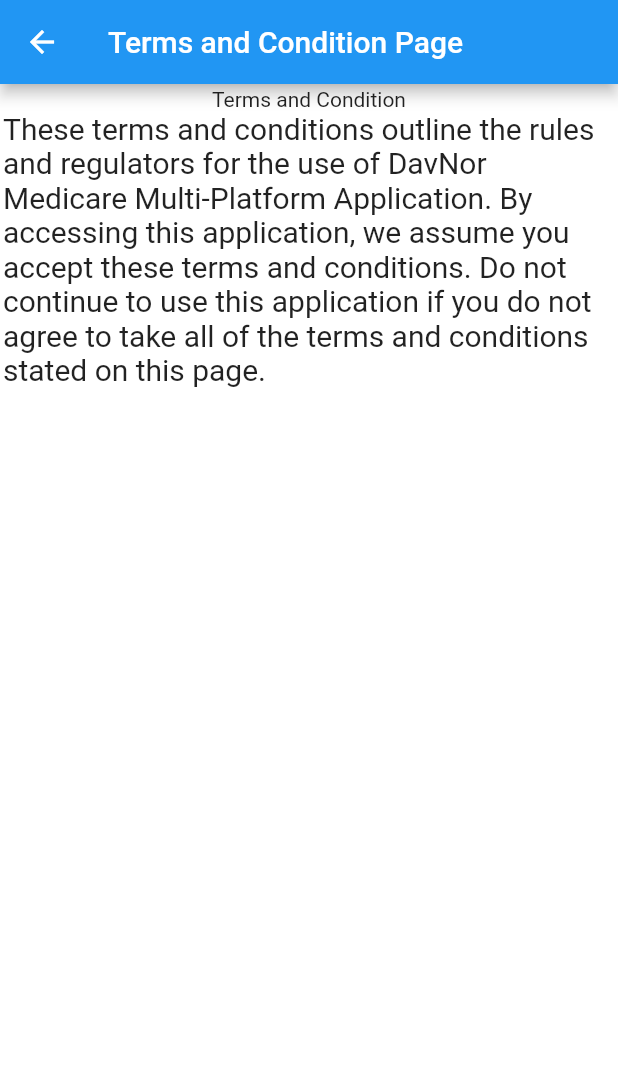
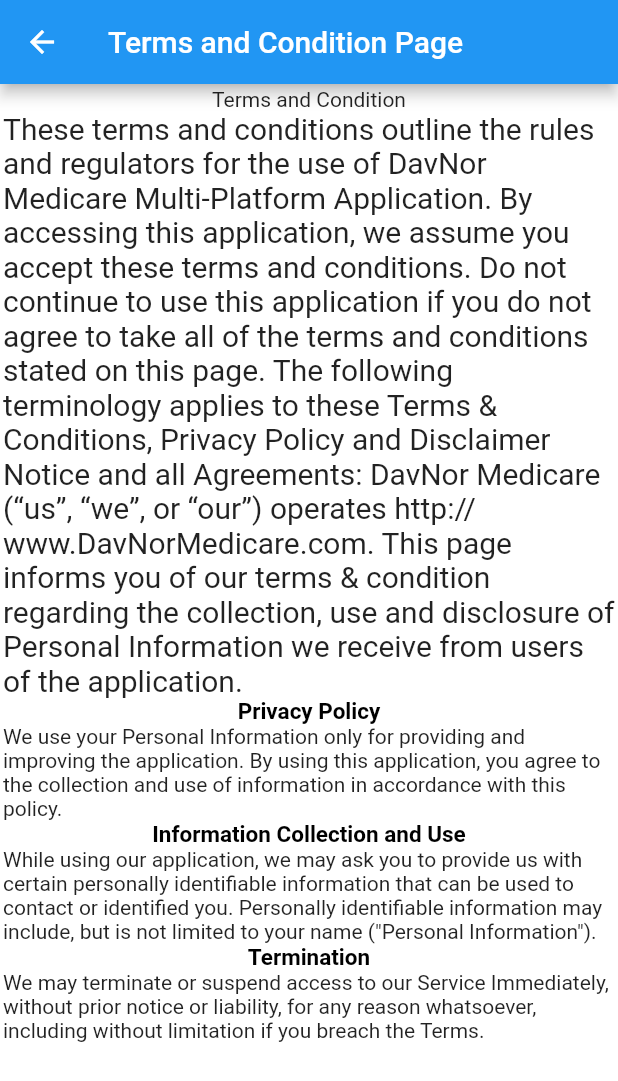
Before and after one commit to ronealdenila/davnor-medicare, a Flutter app: the Termsandcondition screen opened directly, on a phone screen of 412 x 824 dp. Shown: the top 1081 px of the screen. Run offline on Flutter 3.47's test engine with Material 2 defaults, Android fonts, the phone set to English and light mode, and no system bars.

Commit message:
Update main.dart

```diff
--- a/lib/main.dart
+++ b/lib/main.dart
@@ -126,7 +126,7 @@
     );
   }
 }
-
+//ForgotPassword
 class ForgotPasswordScreen extends StatelessWidget {
   const ForgotPasswordScreen({Key? key}) : super(key: key);
 
@@ -186,6 +186,7 @@
     );
   }
 }
+//termsandCondition
 class Termsandcondition extends StatefulWidget {
   const Termsandcondition({ Key? key }) : super(key: key);
 
@@ -209,12 +210,62 @@
               child: Text ('Terms and Condition'),
             ),
             Text(
-            'These terms and conditions outline the rules and regulators for the use of DavNor Medicare Multi-Platform Application. By accessing this application, we assume you accept these terms and conditions. Do not continue to use this application if you do not agree to take all of the terms and conditions stated on this page.',
+            'These terms and conditions outline the rules and regulators for the use of DavNor Medicare Multi-Platform Application. By accessing this application, we assume you accept these terms and conditions. Do not continue to use this application if you do not agree to take all of the terms and conditions stated on this page. The following terminology applies to these Terms & Conditions, Privacy Policy and Disclaimer Notice and all Agreements: DavNor Medicare (“us”, “we”, or “our”) operates http://www.DavNorMedicare.com. This page informs you of our terms & condition regarding the collection, use and disclosure of Personal Information we receive from users of the application.',
             style: TextStyle(fontWeight: FontWeight.normal, fontSize: kIsWeb ? 15 : 20),
           ),
 
+          Padding(
+            padding: EdgeInsets.symmetric(horizontal: 30),
+              child: Text(
+                'Privacy Policy',
+                textAlign: TextAlign.right,
+                style: TextStyle(
+                  color: Colors.black,
+                  fontSize: 15,
+                  fontWeight: FontWeight.bold,
+                ),
+              ),
+            ),
+          Text(
+            'We use your Personal Information only for providing and improving the application. By using this application, you agree to the collection and use of information in accordance with this policy.'
+            ),
+
+           Padding(
+            padding: EdgeInsets.symmetric(horizontal: 30),
+              child: Text(
+                'Information Collection and Use',
+                textAlign: TextAlign.right,
+                style: TextStyle(
+                  color: Colors.black,
+                  fontSize: 15,
+                  fontWeight: FontWeight.bold,
+                ),
+              ),
+            ),
+
+          Text(
+            'While using our application, we may ask you to provide us with certain personally identifiable information that can be used to contact or identified you. Personally identifiable information may include, but is not limited to your name ("Personal Information").'
+            ),
+
+          Padding(
+            padding: EdgeInsets.symmetric(horizontal: 30),
+              child: Text(
+                'Termination',
+                textAlign: TextAlign.right,
+                style: TextStyle(
+                  color: Colors.black,
+                  fontSize: 15,
+                  fontWeight: FontWeight.bold,
+                ),
+              ),
+            ),
+
+          Text(
+            'We may terminate or suspend access to our Service Immediately, without prior notice or liability, for any reason whatsoever, including without limitation if you breach the Terms.'
+            ),
+
           ],
-          )
+          ),
       ),
       ),
       );
```
